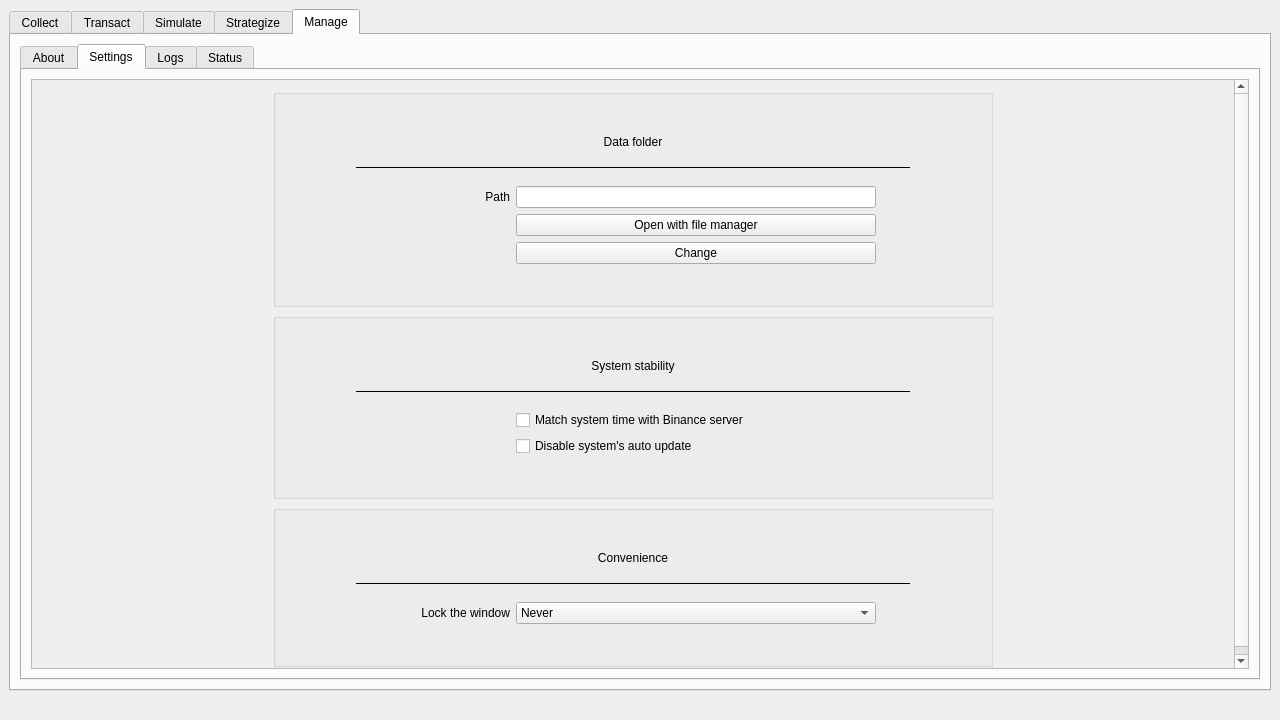
Qt form craft/user_interface.ui (cunarist/solie) before a commit.
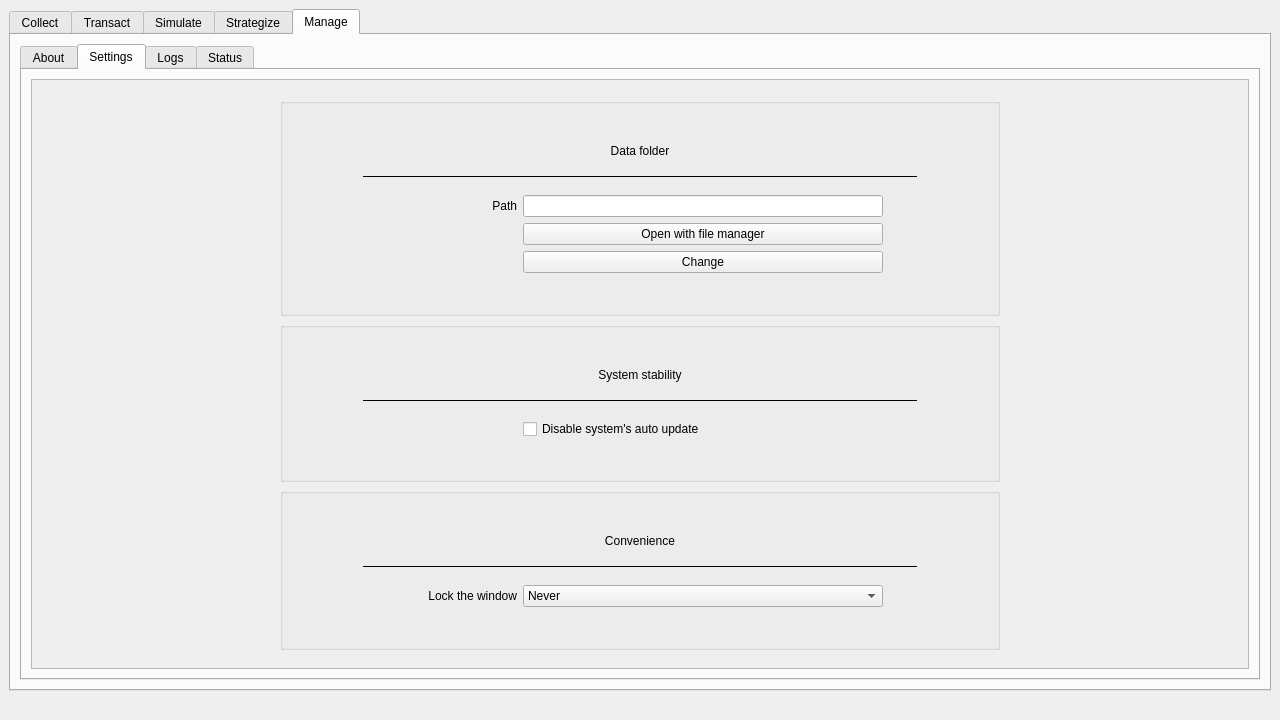
The same form after that commit. The open tabs and pages were chosen to show the change. Icons and pictures are not drawn. Custom widgets are drawn as their Qt base class.

Commit message: Use the `time_machine` package to correct time

```diff
--- a/craft/user_interface.ui
+++ b/craft/user_interface.ui
@@ -1658,25 +1658,6 @@
                           </widget>
                          </item>
                          <item row="0" column="1">
-                          <widget class="QCheckBox" name="checkBox_12">
-                           <property name="minimumSize">
-                            <size>
-                             <width>360</width>
-                             <height>0</height>
-                            </size>
-                           </property>
-                           <property name="maximumSize">
-                            <size>
-                             <width>360</width>
-                             <height>16777215</height>
-                            </size>
-                           </property>
-                           <property name="text">
-                            <string>Match system time with Binance server</string>
-                           </property>
-                          </widget>
-                         </item>
-                         <item row="1" column="1">
                           <widget class="QCheckBox" name="checkBox_13">
                            <property name="minimumSize">
                             <size>
```
Left out of the diff: 2 changed lines with no effect on the pictures. The commit also changes 5 other files.
